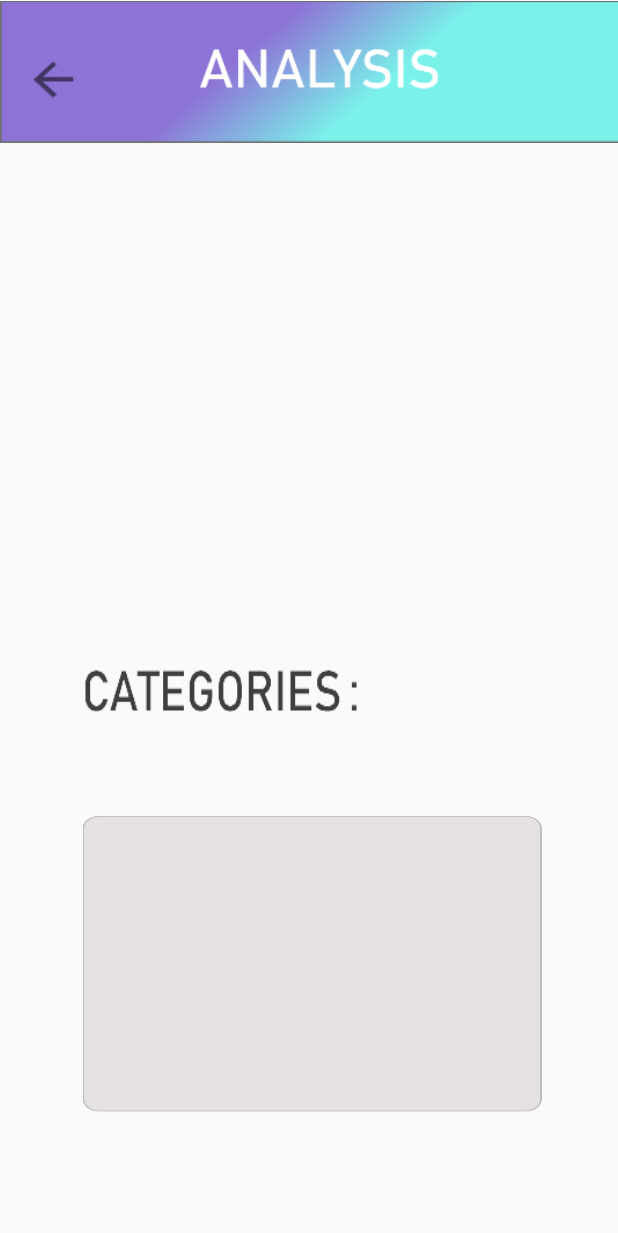
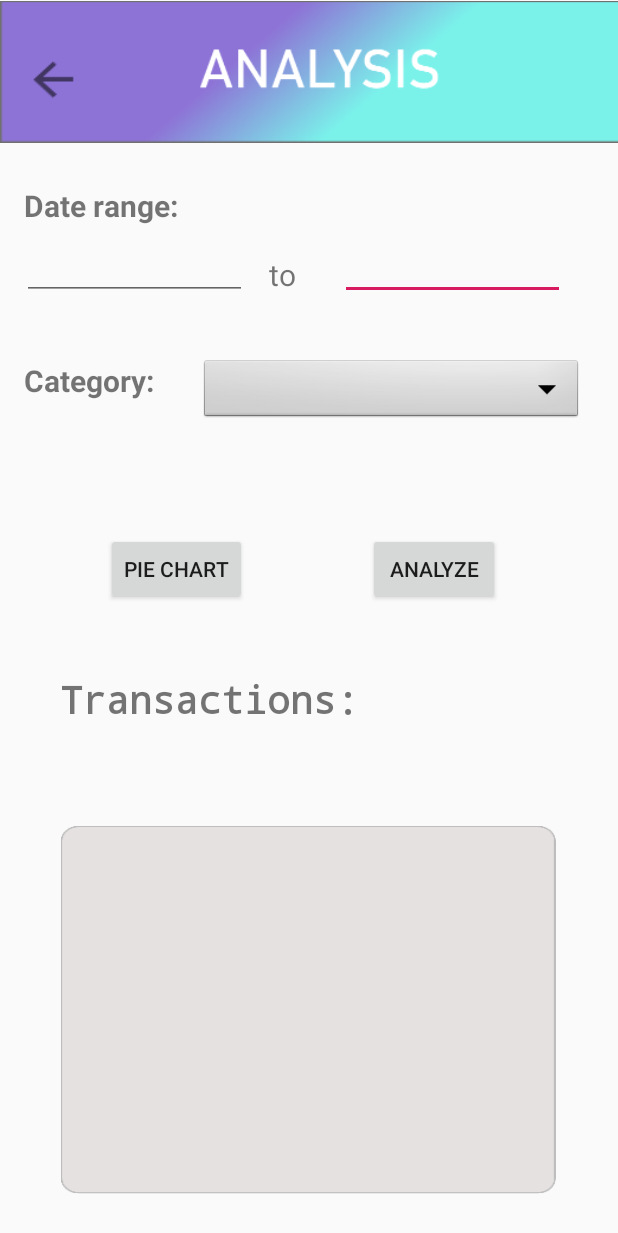
Before and after one commit to rutvij2811/ExpenseTracker, an Android app: the analysis screen opened directly, with no data from a screen before it, on a phone screen of 412 x 824 dp. Shown: the top 1233 px of the screen. Run offline under Robolectric (Android 15) with nearby library versions, the phone set to English and light mode, and no system bars; 2 statements that could not run were skipped.

Commit message:
Update activity_analysis.xml
changed the layout of analysis page;
drop down fields and date fields added

```diff
--- a/app/src/main/res/layout/activity_analysis.xml
+++ b/app/src/main/res/layout/activity_analysis.xml
@@ -18,6 +18,22 @@
         app:layout_constraintVertical_bias="0.0"
         app:srcCompat="@drawable/analysis" />
 
+    <Spinner
+        android:id="@+id/spinner"
+        android:layout_width="255dp"
+        android:layout_height="45dp"
+        android:layout_marginStart="8dp"
+        android:layout_marginTop="8dp"
+        android:layout_marginEnd="8dp"
+        android:layout_marginBottom="8dp"
+        android:background="@android:drawable/btn_dropdown"
+        app:layout_constraintBottom_toBottomOf="parent"
+        app:layout_constraintEnd_toEndOf="parent"
+        app:layout_constraintHorizontal_bias="0.892"
+        app:layout_constraintStart_toStartOf="parent"
+        app:layout_constraintTop_toTopOf="parent"
+        app:layout_constraintVertical_bias="0.302" />
+
     <Button
         android:id="@+id/ana_back"
         android:layout_width="39dp"
@@ -36,8 +52,8 @@
 
     <TextView
         android:id="@+id/textView4"
-        android:layout_width="wrap_content"
-        android:layout_height="197dp"
+        android:layout_width="330dp"
+        android:layout_height="245dp"
         android:layout_marginStart="8dp"
         android:layout_marginTop="8dp"
         android:layout_marginEnd="8dp"
@@ -45,24 +61,140 @@
         android:background="@drawable/ana_catfield"
         app:layout_constraintBottom_toBottomOf="parent"
         app:layout_constraintEnd_toEndOf="parent"
-        app:layout_constraintHorizontal_bias="0.528"
+        app:layout_constraintHorizontal_bias="0.492"
         app:layout_constraintStart_toStartOf="parent"
         app:layout_constraintTop_toTopOf="parent"
-        app:layout_constraintVertical_bias="0.878" />
+        app:layout_constraintVertical_bias="0.965" />
 
     <TextView
         android:id="@+id/textView5"
-        android:layout_width="185dp"
-        android:layout_height="37dp"
+        android:layout_width="218dp"
+        android:layout_height="41dp"
         android:layout_marginStart="8dp"
         android:layout_marginTop="8dp"
         android:layout_marginEnd="8dp"
         android:layout_marginBottom="8dp"
-        android:background="@drawable/ana_cat"
+        android:fontFamily="monospace"
+        android:text="Transactions:"
+        android:textSize="25dp"
+        android:textStyle="bold"
+        app:layout_constraintBottom_toBottomOf="parent"
+        app:layout_constraintEnd_toEndOf="parent"
+        app:layout_constraintHorizontal_bias="0.18"
+        app:layout_constraintStart_toStartOf="parent"
+        app:layout_constraintTop_toTopOf="parent"
+        app:layout_constraintVertical_bias="0.575" />
+
+    <EditText
+        android:id="@+id/editText18"
+        android:layout_width="150dp"
+        android:layout_height="wrap_content"
+        android:layout_marginTop="8dp"
+        android:layout_marginBottom="8dp"
+        android:ems="10"
+        android:inputType="date"
+        app:layout_constraintBottom_toBottomOf="parent"
+        app:layout_constraintEnd_toEndOf="parent"
+        app:layout_constraintHorizontal_bias="0.865"
+        app:layout_constraintStart_toStartOf="parent"
+        app:layout_constraintTop_toTopOf="parent"
+        app:layout_constraintVertical_bias="0.192" />
+
+    <EditText
+        android:id="@+id/editText19"
+        android:layout_width="150dp"
+        android:layout_height="wrap_content"
+        android:layout_marginTop="8dp"
+        android:layout_marginBottom="8dp"
+        android:ems="10"
+        android:inputType="date"
+        app:layout_constraintBottom_toBottomOf="parent"
+        app:layout_constraintEnd_toEndOf="parent"
+        app:layout_constraintHorizontal_bias="0.057"
+        app:layout_constraintStart_toStartOf="parent"
+        app:layout_constraintTop_toTopOf="parent"
+        app:layout_constraintVertical_bias="0.192" />
+
+    <TextView
+        android:id="@+id/textView7"
+        android:layout_width="117dp"
+        android:layout_height="27dp"
+        android:layout_marginStart="8dp"
+        android:layout_marginTop="8dp"
+        android:layout_marginEnd="8dp"
+        android:layout_marginBottom="8dp"
+        android:text="Date range:"
+        android:textSize="20dp"
+        android:textStyle="bold"
+        app:layout_constraintBottom_toBottomOf="parent"
+        app:layout_constraintEnd_toEndOf="parent"
+        app:layout_constraintHorizontal_bias="0.028"
+        app:layout_constraintStart_toStartOf="parent"
+        app:layout_constraintTop_toTopOf="parent"
+        app:layout_constraintVertical_bias="0.148" />
+
+    <TextView
+        android:id="@+id/textView9"
+        android:layout_width="wrap_content"
+        android:layout_height="wrap_content"
+        android:layout_marginStart="8dp"
+        android:layout_marginTop="8dp"
+        android:layout_marginEnd="8dp"
+        android:layout_marginBottom="8dp"
+        android:text="Category: "
+        android:textSize="20dp"
+        android:textStyle="bold"
+        app:layout_constraintBottom_toBottomOf="parent"
+        app:layout_constraintEnd_toEndOf="parent"
+        app:layout_constraintHorizontal_bias="0.026"
+        app:layout_constraintStart_toStartOf="parent"
+        app:layout_constraintTop_toTopOf="parent"
+        app:layout_constraintVertical_bias="0.297" />
+
+    <TextView
+        android:id="@+id/textView8"
+        android:layout_width="wrap_content"
+        android:layout_height="wrap_content"
+        android:layout_marginTop="8dp"
+        android:layout_marginEnd="8dp"
+        android:layout_marginBottom="8dp"
+        android:text="to"
+        android:textSize="20dp"
+        app:layout_constraintBottom_toBottomOf="parent"
+        app:layout_constraintEnd_toEndOf="parent"
+        app:layout_constraintHorizontal_bias="0.464"
+        app:layout_constraintStart_toStartOf="parent"
+        app:layout_constraintTop_toTopOf="parent"
+        app:layout_constraintVertical_bias="0.207" />
+
+    <Button
+        android:id="@+id/button5"
+        android:layout_width="wrap_content"
+        android:layout_height="wrap_content"
+        android:layout_marginTop="8dp"
+        android:layout_marginBottom="8dp"
+        android:text="pie chart"
         app:layout_constraintBottom_toBottomOf="parent"
         app:layout_constraintEnd_toEndOf="parent"
         app:layout_constraintHorizontal_bias="0.223"
         app:layout_constraintStart_toStartOf="parent"
         app:layout_constraintTop_toTopOf="parent"
-        app:layout_constraintVertical_bias="0.566" />
+        app:layout_constraintVertical_bias="0.457" />
+
+    <Button
+        android:id="@+id/button6"
+        android:layout_width="wrap_content"
+        android:layout_height="wrap_content"
+        android:layout_marginStart="8dp"
+        android:layout_marginTop="8dp"
+        android:layout_marginEnd="8dp"
+        android:layout_marginBottom="8dp"
+        android:text="analyze"
+        app:layout_constraintBottom_toBottomOf="parent"
+        app:layout_constraintEnd_toEndOf="parent"
+        app:layout_constraintHorizontal_bias="0.771"
+        app:layout_constraintStart_toStartOf="parent"
+        app:layout_constraintTop_toTopOf="parent"
+        app:layout_constraintVertical_bias="0.457" />
+
 </android.support.constraint.ConstraintLayout>
```
